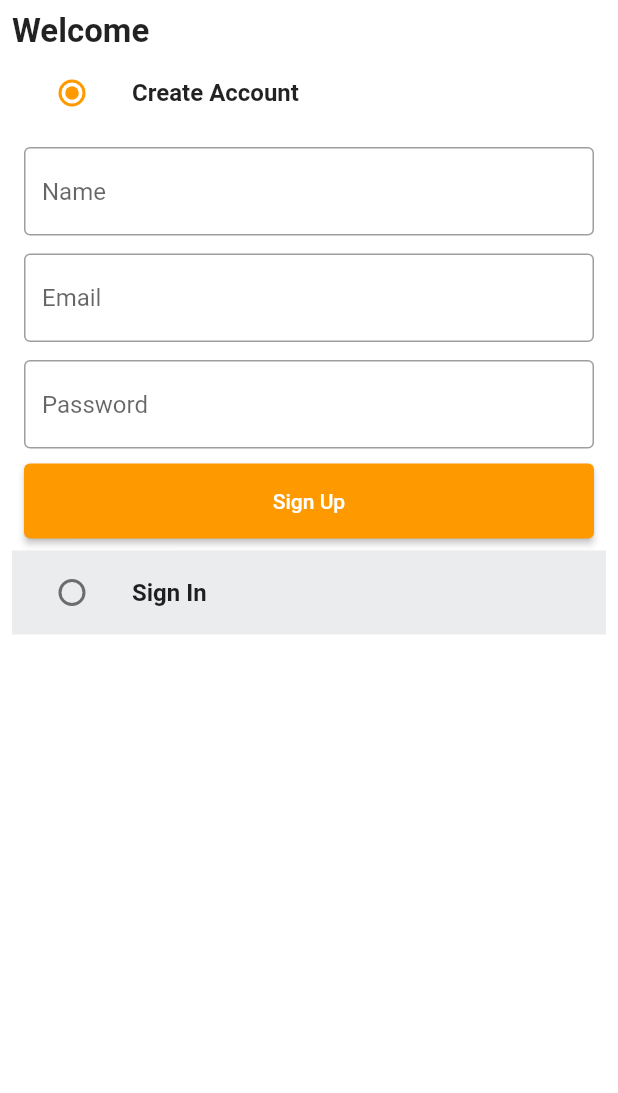
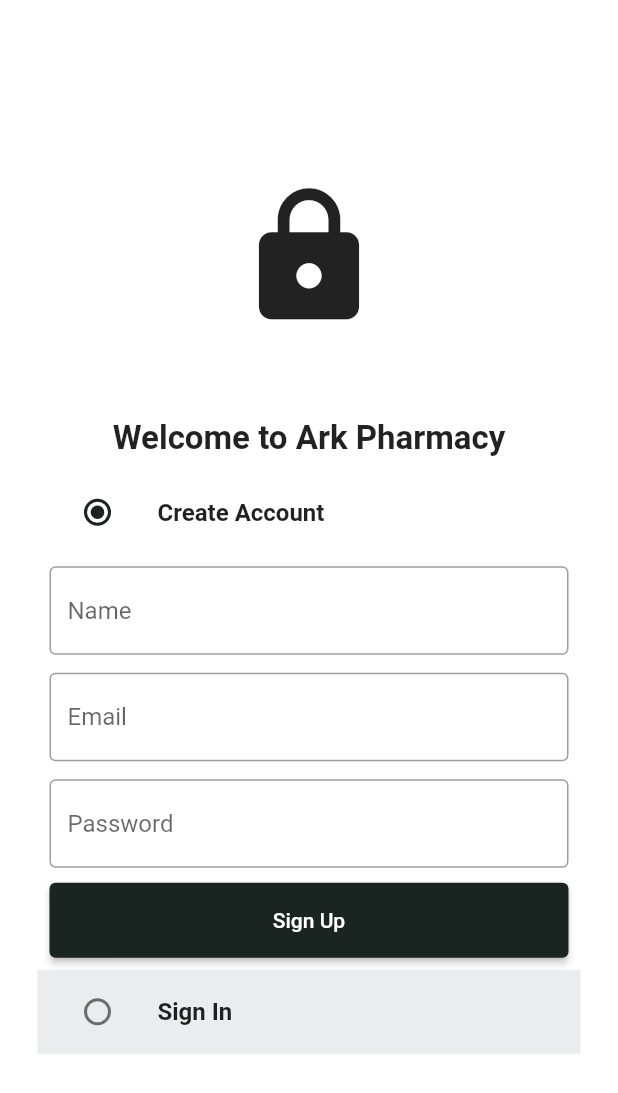
Before and after one commit to Manasseh919/ark_pharmacy, a Flutter app: the screen it shows after launch, on a phone screen of 412 x 824 dp. Shown: the top 1093 px of the screen. Run offline on Flutter 3.47's test engine with Material 2 defaults, Android fonts, the phone set to English and light mode, and no system bars.

Commit message:
working on the Ui of the singup and signin page

```diff
--- a/lib/constants/global_variables.dart
+++ b/lib/constants/global_variables.dart
@@ -1,7 +1,7 @@
 import 'package:flutter/material.dart';
 
 class GlobalVariables {
-   // COLORS
+  // COLORS
   static const appBarGradient = LinearGradient(
     colors: [
       Color.fromARGB(255, 29, 201, 192),
@@ -10,10 +10,9 @@
     stops: [0.5, 1.0],
   );
 
-  static const secondaryColor = Color.fromRGBO(255, 153, 0, 1);
+  static const secondaryColor = Color.fromRGBO(26, 36, 33, 1);
   static const backgroundColor = Colors.white;
   static const Color greyBackgroundCOlor = Color(0xffebecee);
   static var selectedNavBarColor = Colors.cyan[800]!;
   static const unselectedNavBarColor = Colors.black87;
-
 }
--- a/lib/features/auth/screens/auth_screen.dart
+++ b/lib/features/auth/screens/auth_screen.dart
@@ -35,14 +35,26 @@
     return Scaffold(
       backgroundColor: GlobalVariables.backgroundColor,
       body: SafeArea(
+          child: Center(
         child: Padding(
-        padding: const EdgeInsets.all(8.0),
+          padding: const EdgeInsets.symmetric(horizontal: 25.0),
           child: Column(
-          crossAxisAlignment: CrossAxisAlignment.start,
+            crossAxisAlignment: CrossAxisAlignment.center,
+            mainAxisAlignment: MainAxisAlignment.center,
             children: [
-            const Text(
-              'Welcome',
+              const Icon(
+                Icons.lock,
+                size: 100,
+              ),
+              const SizedBox(
+                height: 50,
+              ),
+              const Padding(
+                padding: EdgeInsets.symmetric(vertical: 8.0),
+                child: Text(
+                  'Welcome to Ark Pharmacy',
                   style: TextStyle(fontSize: 22, fontWeight: FontWeight.bold),
+                ),
               ),
               ListTile(
                 tileColor: _auth == Auth.signup
@@ -143,6 +155,7 @@
                 ),
             ],
           ),
+        ),
       )),
     );
   }
```
Lines whose indentation alone changed are shown as unchanged.
